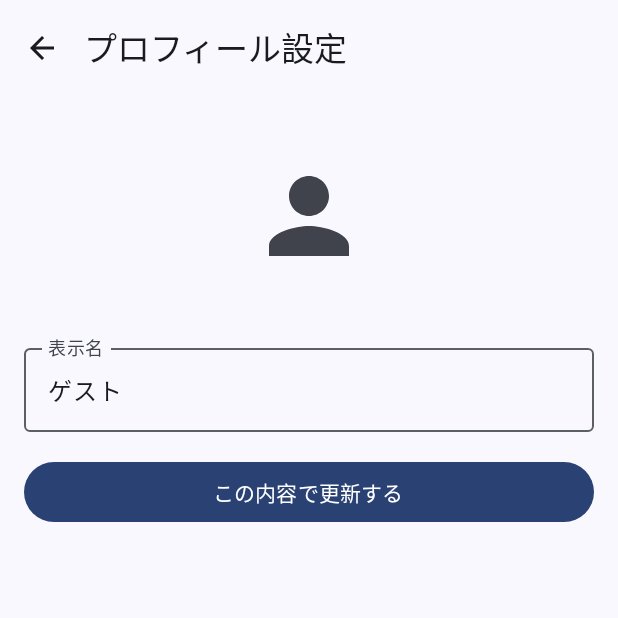
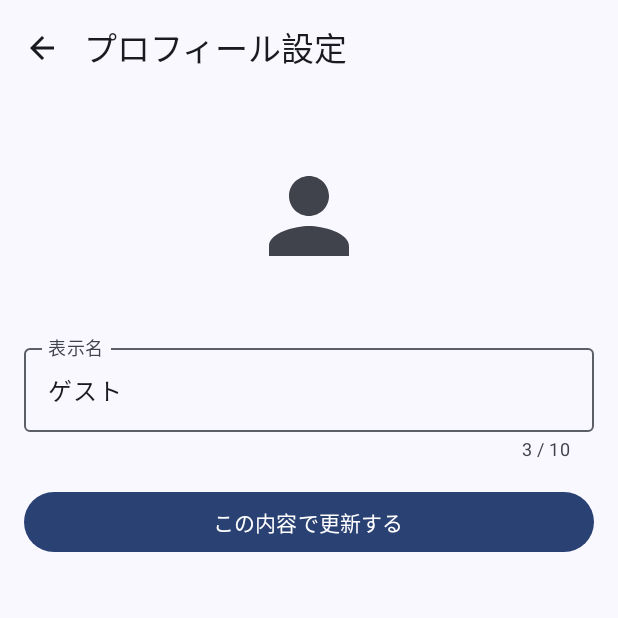
Before and after one commit to eriko0906/GameChallengeLog, an Android app built with Jetpack Compose: the ProfileScreen screen opened through its navigation route, on a phone screen of 412 x 824 dp, the top half of it. Run offline under Robolectric (Android 15) with nearby library versions, the phone set to English and light mode, and no system bars; our stand-ins replace Room's generated code.

Commit message:
ユーザ名に10文字制限を追加

```diff
--- a/code/app/src/main/java/com/mochichan/gamechallengelog/ui/screens/ProfileScreen.kt
+++ b/code/app/src/main/java/com/mochichan/gamechallengelog/ui/screens/ProfileScreen.kt
@@ -138,9 +138,22 @@ fun ProfileScreen(
             // 名前の入力欄
             OutlinedTextField(
                 value = editingName,
-                onValueChange = { editingName = it },
+                // --- ↓↓↓ 修正箇所1：入力された文字が10文字を超えたら、それ以上は無視するように修正 ↓↓↓ ---
+                onValueChange = {
+                    if (it.length <= 10) {
+                        editingName = it
+                    }
+                },
                 label = { Text("表示名") },
-                modifier = Modifier.fillMaxWidth()
+                modifier = Modifier.fillMaxWidth(),
+                // --- ↓↓↓ 修正箇所2：文字数カウンターを表示するように追加 ↓↓↓ ---
+                supportingText = {
+                    Text(
+                        text = "${editingName.length} / 10",
+                        modifier = Modifier.fillMaxWidth(),
+                        textAlign = androidx.compose.ui.text.style.TextAlign.End
+                    )
+                }
             )
 
             // 更新ボタン
```
